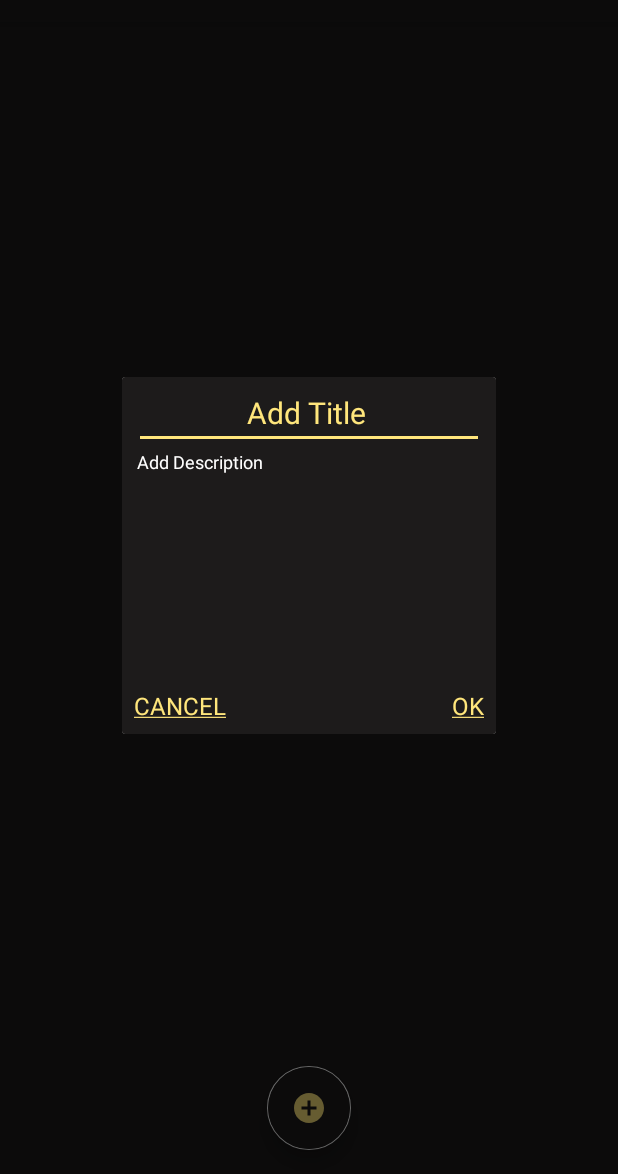
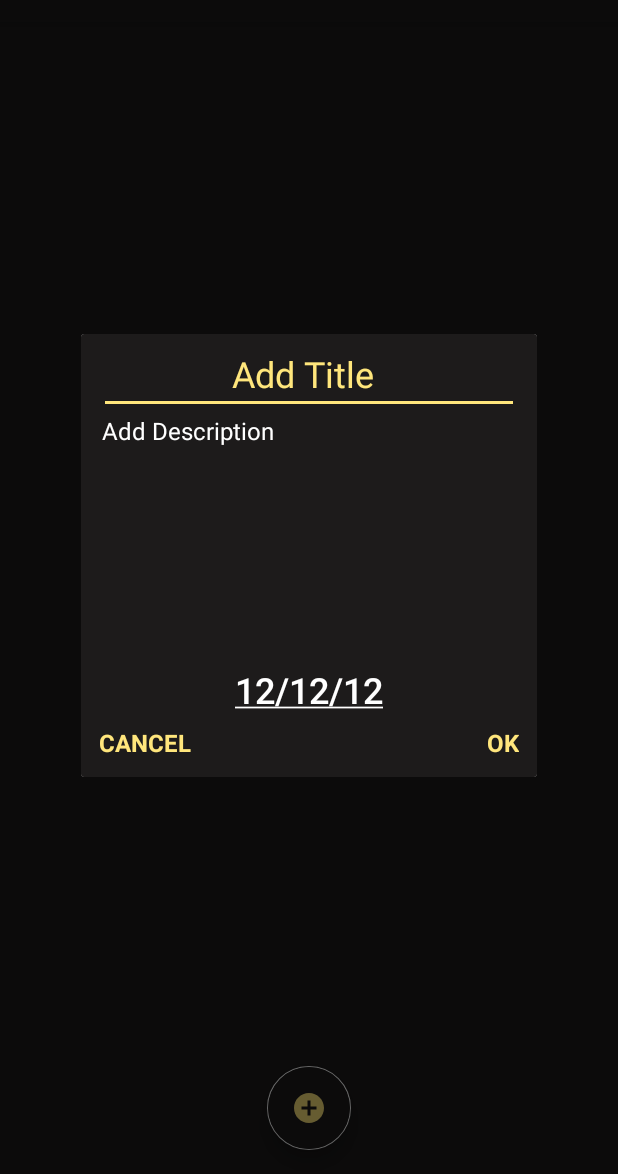
Before and after one commit to Hezzz/TimesUp, an Android app: the HomeFragment screen opened directly, with no data from a screen before it, after a tap on an icon or button, on a phone screen of 412 x 824 dp, the part 62-1236 px from its top. Run offline under Robolectric (Android 15) with nearby library versions, the phone set to English and light mode, and no system bars; our stand-ins replace navigation-ui; 1 statement that could not run was skipped.

Commit message:
added datepicker

```diff
--- a/app/src/main/java/com/example/timesup_final_project/AddNoteDialogFragment.java
+++ b/app/src/main/java/com/example/timesup_final_project/AddNoteDialogFragment.java
@@ -1,23 +1,30 @@
 package com.example.timesup_final_project;
 
+import android.app.DatePickerDialog;
 import android.content.Context;
 import android.os.Bundle;
 import android.view.LayoutInflater;
 import android.view.View;
 import android.view.ViewGroup;
+import android.view.Window;
+import android.widget.Button;
+import android.widget.DatePicker;
 import android.widget.EditText;
 import android.widget.TextView;
 import android.widget.Toast;
 import androidx.appcompat.app.AppCompatDialogFragment;
 
+import java.util.Calendar;
 
-public class AddNoteDialogFragment extends AppCompatDialogFragment {
 
-    EditText addTitle, addDesc;
-    TextView cancel, addNew;
+public class AddNoteDialogFragment extends AppCompatDialogFragment implements DatePickerDialog.OnDateSetListener {
 
-    public interface OnNoteAdd {
-        void addNotes(String title, String desc);
+    private EditText addTitle, addDesc;
+    private TextView cancel, addNew;
+    private Button dateButton;
+
+    public interface OnNoteAdd{
+        void addNotes(String title, String desc, String date);
     }
     public OnNoteAdd onNoteAdd;
 
@@ -25,10 +32,13 @@ public class AddNoteDialogFragment extends AppCompatDialogFragment {
     public View onCreateView( LayoutInflater inflater,  ViewGroup container, Bundle savedInstanceState) {
         View view = inflater.inflate(R.layout.dialog_layout, container, false);
 
+        getDialog().requestWindowFeature(Window.FEATURE_NO_TITLE);
+
         addTitle = view.findViewById(R.id.titleEditText);
         addDesc = view.findViewById(R.id.descEditText);
         cancel = view.findViewById(R.id.cancel);
         addNew = view.findViewById(R.id.okay);
+        dateButton = view.findViewById(R.id.datePickerButton);
 
         cancel.setOnClickListener(new View.OnClickListener() {
             @Override
@@ -44,12 +54,37 @@ public class AddNoteDialogFragment extends AppCompatDialogFragment {
                 String desc = addDesc.getText().toString();
                 if(!input.isEmpty() || !desc.isEmpty()){
                     Toast.makeText(getContext(), "Added " + input, Toast.LENGTH_SHORT).show();
-                    onNoteAdd.addNotes(input, desc);
+                    onNoteAdd.addNotes(input, desc, dateButton.getText().toString());
                 }
                 getDialog().dismiss();
             }
         });
+
+        dateButton.setOnClickListener(new View.OnClickListener() {
+            @Override
+            public void onClick(View view) {
+                showDatePickerDialog();
+            }
+        });
         return view;
+    }
+
+    private void showDatePickerDialog(){
+        DatePickerDialog datePickerDialog = new DatePickerDialog(
+                getActivity(),
+                R.style.DatePicker,
+                this,
+                Calendar.getInstance().get(Calendar.YEAR),
+                Calendar.getInstance().get(Calendar.MONTH),
+                Calendar.getInstance().get(Calendar.DAY_OF_MONTH)
+                );
+        datePickerDialog.show();
+    }
+
+    @Override
+    public void onDateSet(DatePicker datePicker, int year, int month, int day){
+        String date = month + 1 + "/" + day + "/" + year;
+        dateButton.setText(date);
     }
 
     @Override
--- a/app/src/main/java/com/example/timesup_final_project/EditNoteDialogFragment.java
+++ b/app/src/main/java/com/example/timesup_final_project/EditNoteDialogFragment.java
@@ -5,6 +5,7 @@ import android.os.Bundle;
 import android.view.LayoutInflater;
 import android.view.View;
 import android.view.ViewGroup;
+import android.view.Window;
 import android.widget.EditText;
 import android.widget.TextView;
 import android.widget.Toast;
@@ -23,6 +24,8 @@ public class EditNoteDialogFragment extends AppCompatDialogFragment {
     @Override
     public View onCreateView( LayoutInflater inflater, ViewGroup container, Bundle savedInstanceState) {
         View view = inflater.inflate(R.layout.dialog_layout, container, false);
+
+        getDialog().requestWindowFeature(Window.FEATURE_NO_TITLE);
 
         editTitle = view.findViewById(R.id.titleEditText);
         editDesc = view.findViewById(R.id.descEditText);
--- /dev/null
+++ b/app/src/main/res/drawable/list_highlight.xml
@@ -0,0 +1,6 @@
+<?xml version="1.0" encoding="utf-8"?>
+<selector xmlns:android="http://schemas.android.com/apk/res/android">
+    <item android:drawable="@drawable/pressed_color"
+        android:state_pressed="true" />
+    <item android:drawable="@drawable/normal_color" />
+</selector>
--- a/app/src/main/res/layout/dialog_layout.xml
+++ b/app/src/main/res/layout/dialog_layout.xml
@@ -3,8 +3,8 @@
     xmlns:android="http://schemas.android.com/apk/res/android"
     xmlns:app="http://schemas.android.com/apk/res-auto"
     xmlns:tools="http://schemas.android.com/tools"
-    android:layout_width="match_parent"
-    android:layout_height="match_parent"
+    android:layout_width="@dimen/dialog_width"
+    android:layout_height="wrap_content"
     android:background="@color/backGround">
 
     <EditText
@@ -30,6 +30,7 @@
         android:id="@+id/descEditText"
         android:layout_width="0dp"
         android:layout_height="@dimen/dialog_desc_height"
+        android:layout_marginBottom="@dimen/dialog_margin"
         android:layout_marginLeft="@dimen/dialog_margin"
         android:layout_marginRight="@dimen/dialog_margin"
         android:background="@null"
@@ -47,6 +48,21 @@
         app:layout_constraintStart_toStartOf="parent"
         app:layout_constraintTop_toBottomOf="@+id/titleEditText" />
 
+    <Button
+        android:id="@+id/datePickerButton"
+        android:layout_width="@dimen/dialog_date_button"
+        android:layout_height="wrap_content"
+        android:layout_marginLeft="@dimen/dialog_margin"
+        android:layout_marginRight="@dimen/dialog_margin"
+        android:background="@null"
+        android:text="@string/date"
+        android:textAlignment="center"
+        android:textColor="@color/white"
+        android:textSize="@dimen/dialog_title_size"
+        app:layout_constraintEnd_toEndOf="parent"
+        app:layout_constraintStart_toStartOf="parent"
+        app:layout_constraintTop_toBottomOf="@+id/descEditText" />
+
     <TextView
         android:id="@+id/cancel"
         android:layout_width="wrap_content"
@@ -56,8 +72,8 @@
         android:text="@string/cancel"
         android:textColor="@color/colorAccent"
         android:textSize="@dimen/dialog_button_size"
-        app:layout_constraintStart_toStartOf="parent"
-        app:layout_constraintTop_toBottomOf="@+id/descEditText" />
+        app:layout_constraintBaseline_toBaselineOf="@+id/okay"
+        app:layout_constraintStart_toStartOf="parent" />
 
     <TextView
         android:id="@+id/okay"
@@ -66,9 +82,10 @@
         android:paddingRight="@dimen/dialog_margin"
         android:paddingBottom="@dimen/dialog_margin"
         android:text="@string/add"
+        android:textAlignment="textEnd"
         android:textColor="@color/colorAccent"
         android:textSize="@dimen/dialog_button_size"
         app:layout_constraintEnd_toEndOf="parent"
-        app:layout_constraintTop_toBottomOf="@+id/descEditText" />
+        app:layout_constraintTop_toBottomOf="@+id/datePickerButton" />
 
 </androidx.constraintlayout.widget.ConstraintLayout>
--- a/app/src/main/res/values/dimens.xml
+++ b/app/src/main/res/values/dimens.xml
@@ -6,8 +6,8 @@
 
     <dimen name="header_name_size">24sp</dimen>
     <dimen name="header_info_size">12sp</dimen>
-    <dimen name="dialog_title_size">20sp</dimen>
-    <dimen name="dialog_desc_size">12sp</dimen>
+    <dimen name="dialog_title_size">24sp</dimen>
+    <dimen name="dialog_desc_size">16sp</dimen>
     <dimen name="dialog_button_size">16sp</dimen>
 
     <dimen name="logo_size">120dp</dimen>
@@ -19,10 +19,12 @@
     <dimen name="nav_header">180dp</dimen>
     <dimen name="nav_spacing">8dp</dimen>
 
-    <dimen name="dialog_margin">8dp</dimen>
+    <dimen name="dialog_margin">12dp</dimen>
     <dimen name="desc_padding">2dp</dimen>
     <dimen name="dialog_top_margin">12dp</dimen>
+    <dimen name="dialog_width">420dp</dimen>
     <dimen name="dialog_desc_height">160dp</dimen>
+    <dimen name="dialog_date_button">120dp</dimen>
 
     <dimen name="account_name">32dp</dimen>
     <dimen name="account_head_top">36dp</dimen>
@@ -38,4 +40,11 @@
     <dimen name="linear_margin_right_left">20dp</dimen>
     <dimen name="linear_margin_top">20dp</dimen>
     <dimen name="linear_margin_bottom">8dp</dimen>
+
+    <dimen name="row_title_size">28sp</dimen>
+    <dimen name="row_date_size">28sp</dimen>
+    <dimen name="row_desc_size">20sp</dimen>
+    <dimen name="row_bottom_padding">2dp</dimen>
+    <dimen name="row_bottom_margin">12dp</dimen>
+
 </resources>
--- /dev/null
+++ b/app/src/main/res/values/higlight_colors.xml
@@ -0,0 +1,5 @@
+<?xml version="1.0" encoding="utf-8"?>
+<resources>
+    <drawable name="pressed_color">#494949</drawable> <!--custom color for pressed state -->
+    <drawable name="normal_color">#00FFFFFF</drawable> <!--transperent color for normal state -->
+</resources>
--- a/app/src/main/res/values/strings.xml
+++ b/app/src/main/res/values/strings.xml
@@ -32,9 +32,16 @@
 
     <string name="add_title">Add Title</string>
     <string name="add_description">Add Description</string>
-    <string name="cancel"><u>CANCEL</u></string>
-    <string name="add"><u>OK</u></string>
+    <string name="cancel"><b>CANCEL</b></string>
+    <string name="add"><b>OK</b></string>
+    <string name="date"><u>12/12/12</u></string>
+
     <string name="subscribe"><u><i>Subscribe to get the latest features and updates!</i></u></string>
+
+    <string name="help_content">Hoho.. you have come for help!\n\nThe application is pretty simple, you press the <u>add floating button</u>
+        below at the home screen to add deadlines and reminders, write the title you wish and you can add some description if you want to,
+        set the date that you wish to be reminded then you are okay!\n\nThis app is hoped to be more furnished and updated.
+        \n\n<b>Keep programming!</b></string>
 
     <string name="about_desc">Time\'s Up is a deadline manager application developed for students
         who wish to keep track of the deadlines they must accomplish. A submission as the
--- a/app/src/main/res/values/styles.xml
+++ b/app/src/main/res/values/styles.xml
@@ -25,4 +25,20 @@
         <item name="windowActionBar">false</item>
     </style>
 
+    <style name="HelpDialog" parent="Theme.AppCompat.Light.Dialog.Alert">
+        <item name="android:background">@color/backGround</item>
+        <item name="android:textColorPrimary">@color/white</item>
+        <item name="colorAccent">@color/colorAccent</item>
+        <item name="android:gravity">center</item>
+    </style>
+
+    <style name="DatePicker" parent="Theme.AppCompat.Light.Dialog.Alert">
+        <item name="colorAccent">@color/colorAccent</item>
+        <item name="android:textColorPrimaryInverse">@color/backGround</item>
+        <item name="android:textColorSecondaryInverse">@color/backGround</item>
+        <item name="android:textColorPrimary">@color/white</item>
+        <item name="android:textColorSecondary">@color/white</item>
+        <item name="android:windowBackground">@color/backGround</item>
+    </style>
+
 </resources>
```
Also changed, not shown: app/src/main/java/com/example/timesup_final_project/HomeFragment.java (+15 -10 lines), app/src/main/java/com/example/timesup_final_project/MainActivity.java (+6 -1 lines), app/src/main/res/layout/view_custom_row_deadline.xml (+19 -7 lines).
